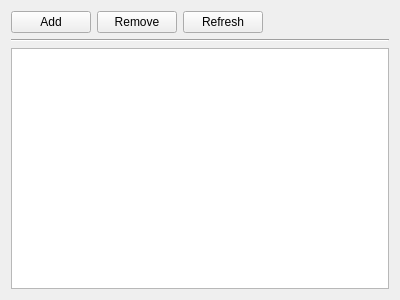
Qt form hikyuu/admin/widget/Ui_HkuXueqiuAccountWidget.ui (fasiondog/hikyuu) before a commit.
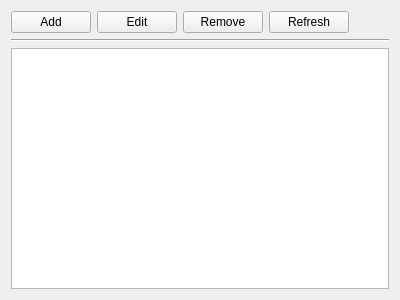
The same form after that commit.

Diff of the .ui file:
```diff
--- a/hikyuu/admin/widget/Ui_HkuXueqiuAccountWidget.ui
+++ b/hikyuu/admin/widget/Ui_HkuXueqiuAccountWidget.ui
@@ -25,6 +25,13 @@
          </property>
         </widget>
        </item>
+       <item>
+        <widget class="QPushButton" name="edit_pushButton">
+         <property name="text">
+          <string>Edit</string>
+         </property>
+        </widget>
+       </item>
        <item>
         <widget class="QPushButton" name="remove_pushButton">
          <property name="text">
```
Left out of the diff: 9 changed lines with no effect on the pictures.
